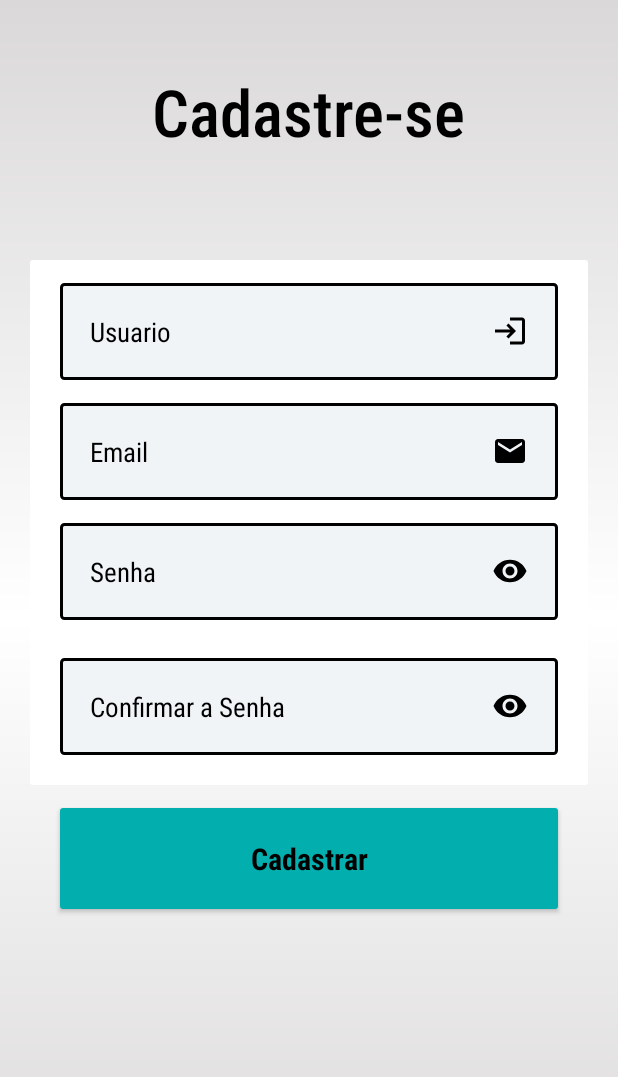
After one commit to RafaGranja/ListaDeCompras, an Android app: the FormCadastro screen opened directly, with no data from a screen before it, on a phone screen of 412 x 824 dp. The commit adds this screen. Shown: the top 1077 px of the screen. Run offline under Robolectric (Android 15) with nearby library versions, the phone set to English and light mode, and no system bars.

Commit message:
Página de cadastro

```diff
--- a/ProjetoBase/app/src/main/AndroidManifest.xml
+++ b/ProjetoBase/app/src/main/AndroidManifest.xml
@@ -14,6 +14,9 @@
         android:theme="@style/Theme.ProjetoBase"
         tools:targetApi="31">
         <activity
+            android:name=".FormCadastro"
+            android:exported="false" />
+        <activity
             android:name=".MainActivity"
             android:exported="false" />
         <activity
--- a/ProjetoBase/app/src/main/res/drawable/background.xml
+++ b/ProjetoBase/app/src/main/res/drawable/background.xml
@@ -2,9 +2,9 @@
 <shape xmlns:android="http://schemas.android.com/apk/res/android">
 
     <gradient
-        android:startColor="@color/blue_marine"
-        android:centerColor="@color/blue2"
-        android:endColor="@color/blue_marine"
+        android:startColor="@color/gray"
+        android:centerColor="@color/white"
+        android:endColor="@color/gray"
         android:angle="90"
     />
 
--- a/ProjetoBase/app/src/main/res/drawable/button_login.xml
+++ b/ProjetoBase/app/src/main/res/drawable/button_login.xml
@@ -1,6 +1,6 @@
 <?xml version="1.0" encoding="utf-8"?>
 <shape xmlns:android="http://schemas.android.com/apk/res/android">
 
-    <corners android:radius="20dp"/>
+    <corners android:radius="2dp"/>
     <solid android:color="@color/blue_light"/>
 </shape>
--- a/ProjetoBase/app/src/main/res/drawable/container_components.xml
+++ b/ProjetoBase/app/src/main/res/drawable/container_components.xml
@@ -1,7 +1,7 @@
 <?xml version="1.0" encoding="utf-8"?>
 <shape xmlns:android="http://schemas.android.com/apk/res/android">
 
-    <solid android:color="@color/gray"/>
-    <corners android:radius="20dp"/>
+    <solid android:color="@color/white"/>
+    <corners android:radius="2dp"/>
 
 </shape>
--- a/ProjetoBase/app/src/main/res/drawable/edit_text.xml
+++ b/ProjetoBase/app/src/main/res/drawable/edit_text.xml
@@ -1,8 +1,8 @@
 <?xml version="1.0" encoding="utf-8"?>
 <shape xmlns:android="http://schemas.android.com/apk/res/android">
 
-    <solid android:color="@color/gray"/>
-    <corners android:radius="20dp"/>
+    <solid android:color="@color/white2"/>
+    <corners android:radius="2dp"/>
     <stroke android:color="@color/black" android:width="2dp"/>
 
 </shape>
--- a/ProjetoBase/app/src/main/res/drawable/ic_baseline_cancel_24.xml
+++ b/ProjetoBase/app/src/main/res/drawable/ic_baseline_cancel_24.xml
@@ -1,5 +1,5 @@
 <vector android:height="18dp"
     android:viewportHeight="24" android:viewportWidth="24"
     android:width="18dp" xmlns:android="http://schemas.android.com/apk/res/android">
-    <path android:fillColor="@android:color/white" android:pathData="M12,2C6.47,2 2,6.47 2,12s4.47,10 10,10 10,-4.47 10,-10S17.53,2 12,2zM17,15.59L15.59,17 12,13.41 8.41,17 7,15.59 10.59,12 7,8.41 8.41,7 12,10.59 15.59,7 17,8.41 13.41,12 17,15.59z"/>
+    <path android:fillColor="@android:color/black" android:pathData="M12,2C6.47,2 2,6.47 2,12s4.47,10 10,10 10,-4.47 10,-10S17.53,2 12,2zM17,15.59L15.59,17 12,13.41 8.41,17 7,15.59 10.59,12 7,8.41 8.41,7 12,10.59 15.59,7 17,8.41 13.41,12 17,15.59z"/>
 </vector>
--- a/ProjetoBase/app/src/main/res/drawable/ic_baseline_info_24.xml
+++ b/ProjetoBase/app/src/main/res/drawable/ic_baseline_info_24.xml
@@ -1,5 +1,5 @@
 <vector android:height="18dp"
     android:viewportHeight="24" android:viewportWidth="24"
     android:width="18dp" xmlns:android="http://schemas.android.com/apk/res/android">
-    <path android:fillColor="@android:color/white" android:pathData="M12,2C6.48,2 2,6.48 2,12s4.48,10 10,10 10,-4.48 10,-10S17.52,2 12,2zM13,17h-2v-6h2v6zM13,9h-2L11,7h2v2z"/>
+    <path android:fillColor="@android:color/black" android:pathData="M12,2C6.48,2 2,6.48 2,12s4.48,10 10,10 10,-4.48 10,-10S17.52,2 12,2zM13,17h-2v-6h2v6zM13,9h-2L11,7h2v2z"/>
 </vector>
--- /dev/null
+++ b/ProjetoBase/app/src/main/res/drawable/icon_email.xml
@@ -0,0 +1,5 @@
+<vector android:height="24dp" android:tint="#000000"
+    android:viewportHeight="24" android:viewportWidth="24"
+    android:width="24dp" xmlns:android="http://schemas.android.com/apk/res/android">
+    <path android:fillColor="@android:color/white" android:pathData="M20,4L4,4c-1.1,0 -1.99,0.9 -1.99,2L2,18c0,1.1 0.9,2 2,2h16c1.1,0 2,-0.9 2,-2L22,6c0,-1.1 -0.9,-2 -2,-2zM20,8l-8,5 -8,-5L4,6l8,5 8,-5v2z"/>
+</vector>
--- /dev/null
+++ b/ProjetoBase/app/src/main/res/layout/activity_form_cadastro.xml
@@ -0,0 +1,115 @@
+<?xml version="1.0" encoding="utf-8"?>
+
+<androidx.core.widget.NestedScrollView xmlns:app="http://schemas.android.com/apk/res-auto"
+    xmlns:tools="http://schemas.android.com/tools"
+    android:layout_width="match_parent"
+    android:layout_height="match_parent"
+    android:fillViewport="true"
+    xmlns:android="http://schemas.android.com/apk/res/android">
+
+    <androidx.constraintlayout.widget.ConstraintLayout
+
+        android:layout_width="match_parent"
+        android:layout_height="match_parent"
+        android:background="@drawable/background"
+        tools:context=".FormCadastro"
+        >
+
+        <TextView
+            android:id="@+id/text_signup"
+            android:layout_width="wrap_content"
+            android:layout_height="wrap_content"
+            android:layout_marginTop="45dp"
+            android:fontFamily="sans-serif-condensed-medium"
+            android:text="@string/signup"
+            android:textColor="@color/black"
+            android:textSize="43sp"
+            app:layout_constraintEnd_toEndOf="parent"
+            app:layout_constraintStart_toStartOf="parent"
+            app:layout_constraintTop_toTopOf="parent" />
+
+        <View
+            android:id="@+id/containerComponents"
+            style="@style/ContainerComponentsSignUp"
+            android:layout_marginLeft="20dp"
+            android:layout_marginTop="70dp"
+            android:layout_marginRight="20dp"
+            app:layout_constraintEnd_toEndOf="parent"
+            app:layout_constraintStart_toStartOf="parent"
+            app:layout_constraintTop_toBottomOf="@+id/text_signup" />
+
+        <EditText
+            android:id="@+id/nameSignup"
+            style="@style/edit_text"
+            android:drawableRight="@drawable/icon_login"
+            android:hint="@string/login"
+            android:inputType="text"
+            android:textColor="@color/black"
+            app:layout_constraintEnd_toEndOf="@id/containerComponents"
+            app:layout_constraintStart_toStartOf="@id/containerComponents"
+            app:layout_constraintTop_toTopOf="@id/containerComponents" />
+
+        <EditText
+            android:id="@+id/emailSignup"
+            style="@style/edit_text"
+            android:drawableRight="@drawable/icon_email"
+            android:hint="@string/email"
+            android:inputType="textEmailAddress"
+            android:textColor="@color/black"
+            app:layout_constraintEnd_toEndOf="@id/containerComponents"
+            app:layout_constraintStart_toStartOf="@id/containerComponents"
+            app:layout_constraintTop_toBottomOf="@id/nameSignup" />
+
+        <EditText
+            android:id="@+id/passSignup"
+            style="@style/edit_text"
+            android:drawableRight="@drawable/icon_password"
+            android:hint="@string/password"
+            android:inputType="textPassword"
+            android:textColor="@color/black"
+            app:layout_constraintEnd_toEndOf="@id/containerComponents"
+            app:layout_constraintStart_toStartOf="@id/containerComponents"
+            app:layout_constraintTop_toBottomOf="@id/emailSignup" />
+
+        <EditText
+            android:id="@+id/passSignupConfirm"
+            style="@style/edit_text"
+            android:layout_marginBottom="10dp"
+            android:drawableRight="@drawable/icon_password"
+            android:hint="@string/confirmpassword"
+            android:inputType="textPassword"
+            android:textColor="@color/black"
+            app:layout_constraintBottom_toBottomOf="@id/containerComponents"
+            app:layout_constraintEnd_toEndOf="@id/containerComponents"
+            app:layout_constraintStart_toStartOf="@id/containerComponents"
+            app:layout_constraintTop_toBottomOf="@id/passSignup" />
+
+        <ProgressBar
+            android:id="@+id/progress_bar_signup"
+            android:layout_width="wrap_content"
+            android:layout_height="wrap_content"
+            android:layout_marginTop="20dp"
+            android:visibility="invisible"
+            app:layout_constraintEnd_toEndOf="parent"
+            app:layout_constraintHorizontal_bias="0.498"
+            app:layout_constraintStart_toStartOf="parent"
+            app:layout_constraintTop_toBottomOf="@id/button_sing_up" />
+
+        <androidx.appcompat.widget.AppCompatButton
+            android:id="@+id/button_sing_up"
+            style="@style/button"
+            android:onClick="LoadSignUp"
+            android:text="@string/signupButton"
+            app:layout_constraintEnd_toEndOf="parent"
+            app:layout_constraintEnd_toStartOf="parent"
+            app:layout_constraintTop_toBottomOf="@id/containerComponents" />
+
+        <androidx.constraintlayout.widget.Guideline
+            android:id="@+id/guideline2"
+            android:layout_width="wrap_content"
+            android:layout_height="wrap_content"
+            android:orientation="vertical"
+            app:layout_constraintGuide_begin="20dp" />
+
+    </androidx.constraintlayout.widget.ConstraintLayout>
+</androidx.core.widget.NestedScrollView>
--- a/ProjetoBase/app/src/main/res/values/colors.xml
+++ b/ProjetoBase/app/src/main/res/values/colors.xml
@@ -7,7 +7,7 @@
     <color name="teal_700">#FF018786</color>
     <color name="black">#FF000000</color>
     <color name="white">#FFFFFFFF</color>
-    <color name="gray">#EAEAEA</color>
+    <color name="gray">#DAD8D8</color>
     <color name="blue_light">#02AFAE</color>
     <color name="blue1">#0F43AE</color>
     <color name="blue2">#0A2378</color>
@@ -16,5 +16,6 @@
     <color name="yellow_light">#FFD967</color>
     <color name="red">#CE0D0D</color>
     <color name="green_blue">#25D5A6</color>
+    <color name="white2">#F0F4F6</color>
 
 </resources>
--- a/ProjetoBase/app/src/main/res/values/strings.xml
+++ b/ProjetoBase/app/src/main/res/values/strings.xml
@@ -2,7 +2,10 @@
     <string name="app_name">ProjetoBase</string>
     <string name="login">Usuario</string>
     <string name="password">Senha</string>
+    <string name="confirmpassword">Confirmar a Senha</string>
     <string name="submit">Entrar</string>
     <string name="signup">Cadastre-se</string>
     <string name="change_password">Esqueci a senha</string>
+    <string name="email">Email</string>
+    <string name="signupButton">Cadastrar</string>
 </resources>
--- a/ProjetoBase/app/src/main/res/values/styles.xml
+++ b/ProjetoBase/app/src/main/res/values/styles.xml
@@ -4,6 +4,12 @@
     <style name="ContainerComponents">
         <item name="android:layout_width">match_parent</item>
         <item name="android:layout_height">250dp</item>
+        <item name="android:background">@drawable/container_components</item>
+    </style>
+
+    <style name="ContainerComponentsSignUp">
+        <item name="android:layout_width">match_parent</item>
+        <item name="android:layout_height">350dp</item>
         <item name="android:background">@drawable/container_components</item>
     </style>
 
@@ -15,6 +21,8 @@
         <item name="android:layout_marginLeft">40dp</item>
         <item name="android:layout_marginRight">40dp</item>
         <item name="android:layout_marginTop">15dp</item>
+        <item name="android:fontFamily">sans-serif-condensed</item>
+        <item name="hintTextColor">@color/black</item>
     </style>
 
     <style name="button">
@@ -25,10 +33,11 @@
         <item name="android:padding">20dp</item>
         <item name="android:layout_marginTop">15dp</item>
         <item name="android:background">@drawable/button_login</item>
-        <item name="android:textSize">18dp</item>
+        <item name="android:textSize">20dp</item>
         <item name="android:textStyle">bold</item>
         <item name="android:textAllCaps">false</item>
         <item name="android:textColor">@color/black</item>
+        <item name="android:fontFamily">sans-serif-condensed</item>
     </style>
 
 </resources>
--- a/ProjetoBase/app/src/main/res/values/themes.xml
+++ b/ProjetoBase/app/src/main/res/values/themes.xml
@@ -2,16 +2,17 @@
     <!-- Base application theme. -->
     <style name="Theme.ProjetoBase" parent="Theme.MaterialComponents.DayNight.DarkActionBar">
         <!-- Primary brand color. -->
-        <item name="colorPrimary">@color/black</item>
-        <item name="colorPrimaryVariant">@color/black</item>
-        <item name="colorOnPrimary">@color/white</item>
+        <item name="colorPrimary">@color/white</item>
+        <item name="colorPrimaryVariant">@color/white2</item>
+        <item name="colorOnPrimary">@color/gray</item>
         <!-- Secondary brand color. -->
         <item name="colorSecondary">@color/teal_200</item>
         <item name="colorSecondaryVariant">@color/teal_700</item>
-        <item name="colorOnSecondary">@color/black</item>
+        <item name="colorOnSecondary">@color/blue_light</item>
         <!-- Status bar color. -->
         <item name="android:statusBarColor" tools:targetApi="l">?attr/colorPrimaryVariant</item>
         <!-- Customize your theme here. -->
         <item name="android:textColorHint">@color/black</item>
+        <item name="progressBarStyle">@color/blue_light</item>
     </style>
 </resources>
```
Also changed, not shown: ProjetoBase/app/src/main/java/com/example/projetobase/FormCadastro.java (added, +122 -0 lines), ProjetoBase/app/src/main/java/com/example/projetobase/FormLogin.java (+24 -3 lines), ProjetoBase/app/src/main/res/layout/activity_form_login.xml (+6 -4 lines).
